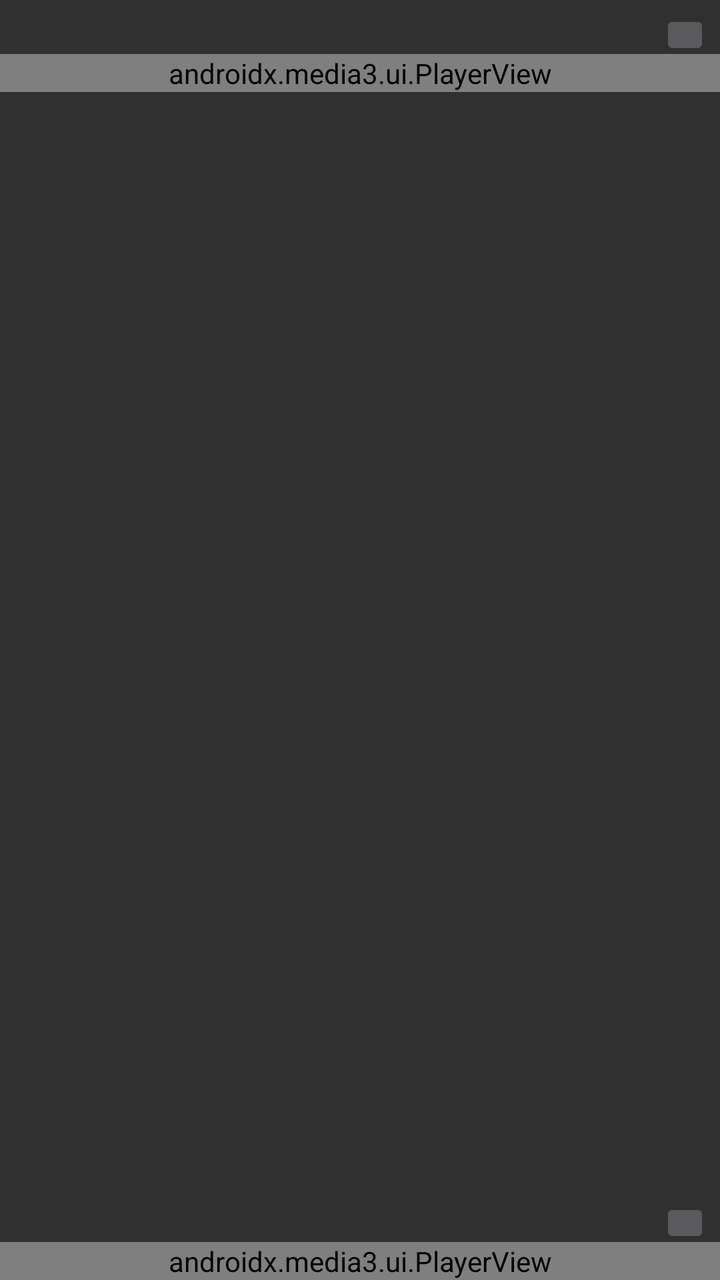
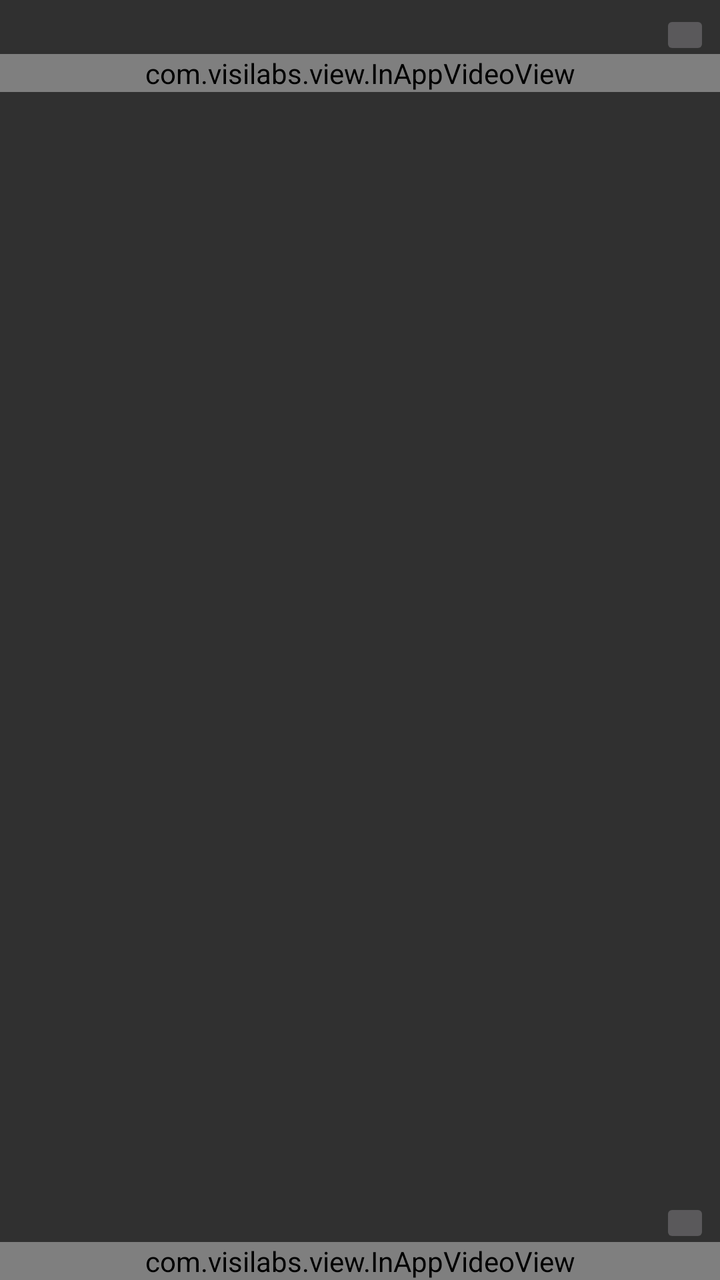

The first picture is an Android layout as it rendered before a commit; the second is the same layout after the commit. The layout source and the unified diff follow.
<!-- AndroidManifest.xml: another module's application theme Theme.AppCompat -->
<!-- res/layout/fragment_half_screen.xml -->
<RelativeLayout
    xmlns:android="http://schemas.android.com/apk/res/android"
    xmlns:app="http://schemas.android.com/apk/res-auto"
    xmlns:tools="http://schemas.android.com/tools"
    android:layout_width="match_parent"
    android:layout_height="match_parent">

    <FrameLayout
        android:id="@+id/half_screen_container_top"
        android:layout_width="match_parent"
        android:layout_height="wrap_content"
        android:orientation="horizontal" >

        <LinearLayout
            android:layout_width="match_parent"
            android:layout_height="wrap_content"
            android:orientation="vertical" >

            <TextView
                android:id="@+id/top_title_view"
                android:layout_width="match_parent"
                android:layout_height="wrap_content"
                android:paddingStart="4dp"
                android:paddingEnd="32dp"
                android:paddingTop="4dp"
                android:paddingBottom="4dp"
                android:ellipsize="end"
                android:gravity="center"
                android:paddingLeft="4dp"
                android:paddingRight="32dp" />

            <ImageView
                android:layout_width="match_parent"
                android:layout_height="wrap_content"
                android:id="@+id/top_image_view"
                android:adjustViewBounds="true"/>

            <androidx.media3.ui.PlayerView
                android:id="@+id/top_video_view"
                android:layout_width="match_parent"
                android:layout_height="wrap_content"
                app:use_controller="false"
                app:resize_mode="fixed_width"/>

            <LinearLayout
                android:id="@+id/top_promotion_container"
                android:layout_width="match_parent"
                android:layout_height="wrap_content"
                android:orientation="horizontal"
                android:paddingStart="4dp"
                android:paddingEnd="8dp"
                android:paddingTop="4dp"
                android:paddingBottom="4dp"
                android:gravity="center"
                android:visibility="gone">

                <TextView
                    android:id="@+id/top_promotion_code_text"
                    android:layout_width="0dp"
                    android:layout_height="wrap_content"
                    android:layout_weight="1"
                    android:gravity="center" />

                <ImageButton
                    android:id="@+id/top_promotion_copy_button"
                    android:layout_width="30dp"
                    android:layout_height="30dp"
                    android:layout_gravity="center_vertical"
                    android:background="?attr/selectableItemBackgroundBorderless"
                    android:src="@drawable/content_copy_24"
                    android:scaleType="fitCenter" />
            </LinearLayout>
        </LinearLayout>

        <ImageButton
            android:id="@+id/top_close_button"
            android:layout_width="25dp"
            android:layout_height="25dp"
            android:layout_gravity="top|end"
            android:layout_margin="5dp"
            android:textColor="#fff" />
    </FrameLayout>

    <FrameLayout
        android:id="@+id/half_screen_container_bot"
        android:layout_width="match_parent"
        android:layout_height="wrap_content"
        android:layout_alignParentBottom="true"
        android:orientation="horizontal" >

        <LinearLayout
            android:layout_width="match_parent"
            android:layout_height="wrap_content"
            android:orientation="vertical" >

            <TextView
                android:id="@+id/bot_title_view"
                android:layout_width="match_parent"
                android:layout_height="wrap_content"
                android:paddingStart="4dp"
                android:paddingEnd="32dp"
                android:paddingTop="4dp"
                android:paddingBottom="4dp"
                android:ellipsize="end"
                android:gravity="center"
                android:paddingLeft="4dp"
                android:paddingRight="32dp" />

            <ImageView
                android:layout_width="match_parent"
                android:layout_height="wrap_content"
                android:id="@+id/bot_image_view"
                android:adjustViewBounds="true"/>

            <androidx.media3.ui.PlayerView
                android:id="@+id/bot_video_view"
                android:layout_width="match_parent"
                android:layout_height="wrap_content"
                app:use_controller="false"
                app:resize_mode="fixed_width"/>

            <LinearLayout
                android:id="@+id/bot_promotion_container"
                android:layout_width="match_parent"
                android:layout_height="wrap_content"
                android:orientation="horizontal"
                android:paddingStart="4dp"
                android:paddingEnd="8dp"
                android:paddingTop="4dp"
                android:paddingBottom="4dp"
                android:gravity="center"
                android:visibility="gone">

                <TextView
                    android:id="@+id/bot_promotion_code_text"
                    android:layout_width="0dp"
                    android:layout_height="wrap_content"
                    android:layout_weight="1"
                    android:gravity="center" />

                <ImageButton
                    android:id="@+id/bot_promotion_copy_button"
                    android:layout_width="30dp"
                    android:layout_height="30dp"
                    android:layout_gravity="center_vertical"
                    android:background="?attr/selectableItemBackgroundBorderless"
                    android:src="@drawable/content_copy_24"
                    android:scaleType="fitCenter" />
            </LinearLayout>
        </LinearLayout>

        <ImageButton
            android:id="@+id/bot_close_button"
            android:layout_width="25dp"
            android:layout_height="25dp"
            android:layout_gravity="top|end"
            android:layout_margin="5dp"
            android:textColor="#fff" />
    </FrameLayout>
</RelativeLayout>
<!-- resources referenced by this layout -->
<resources>
  <!-- drawable content_copy_24 (drawable) -->
  <vector xmlns:android="http://schemas.android.com/apk/res/android" xmlns:aapt="http://schemas.android.com/aapt"
      android:viewportWidth="210.107"
      android:viewportHeight="210.107"
      android:width="24dp"
      android:height="24dp">
      <path
          android:pathData="M168.506 0H80.235C67.413 0 56.981 10.432 56.981 23.254v2.854h-15.38c-12.822 0 -23.254 10.432 -23.254 23.254v137.492c0 12.822 10.432 23.254 23.254 23.254h88.271c12.822 0 23.253 -10.432 23.253 -23.254V184h15.38c12.822 0 23.254 -10.432 23.254 -23.254V23.254C191.76 10.432 181.328 0 168.506 0zM138.126 186.854c0 4.551 -3.703 8.254 -8.253 8.254H41.601c-4.551 0 -8.254 -3.703 -8.254 -8.254V49.361c0 -4.551 3.703 -8.254 8.254 -8.254h88.271c4.551 0 8.253 3.703 8.253 8.254V186.854zM176.76 160.746c0 4.551 -3.703 8.254 -8.254 8.254h-15.38V49.361c0 -12.822 -10.432 -23.254 -23.253 -23.254H71.981v-2.854c0 -4.551 3.703 -8.254 8.254 -8.254h88.271c4.551 0 8.254 3.703 8.254 8.254V160.746z"
          android:fillColor="#1D1D1B" />
  </vector>
</resources>

<!-- the commit's change to res/layout/fragment_half_screen.xml (unified diff, before → after) -->
@@ -35,12 +35,10 @@
                 android:id="@+id/top_image_view"
                 android:adjustViewBounds="true"/>
 
-            <androidx.media3.ui.PlayerView
+            <com.visilabs.view.InAppVideoView
                 android:id="@+id/top_video_view"
                 android:layout_width="match_parent"
-                android:layout_height="wrap_content"
-                app:use_controller="false"
-                app:resize_mode="fixed_width"/>
+                android:layout_height="wrap_content"/>
 
             <LinearLayout
                 android:id="@+id/top_promotion_container"
@@ -112,12 +110,10 @@
                 android:id="@+id/bot_image_view"
                 android:adjustViewBounds="true"/>
 
-            <androidx.media3.ui.PlayerView
+            <com.visilabs.view.InAppVideoView
                 android:id="@+id/bot_video_view"
                 android:layout_width="match_parent"
-                android:layout_height="wrap_content"
-                app:use_controller="false"
-                app:resize_mode="fixed_width"/>
+                android:layout_height="wrap_content"/>
 
             <LinearLayout
                 android:id="@+id/bot_promotion_container"
